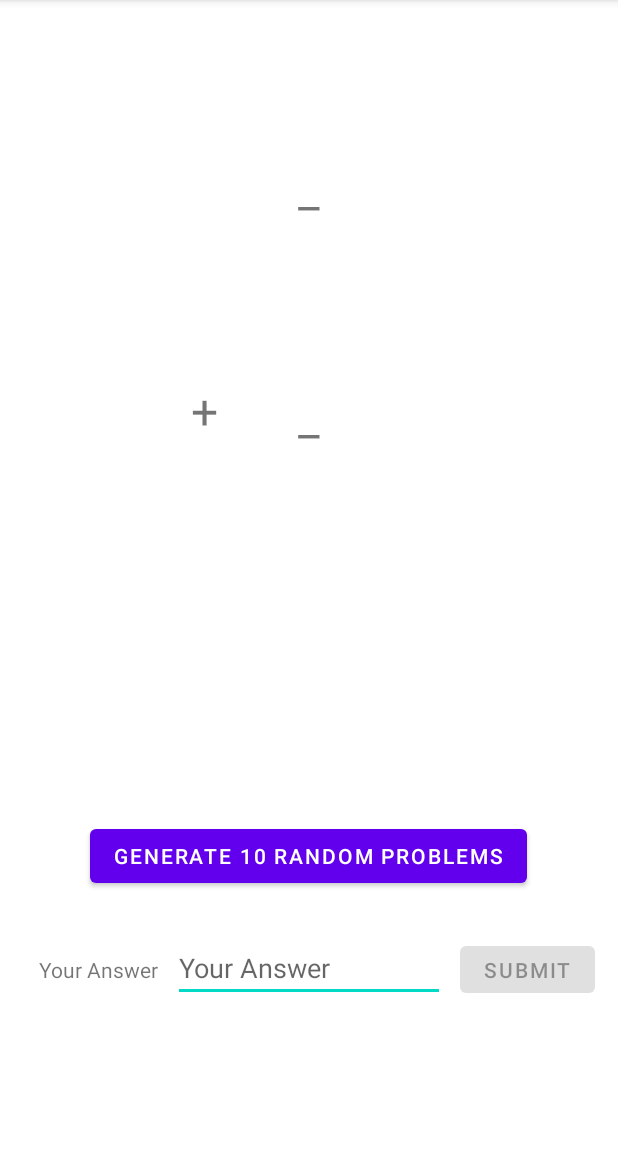
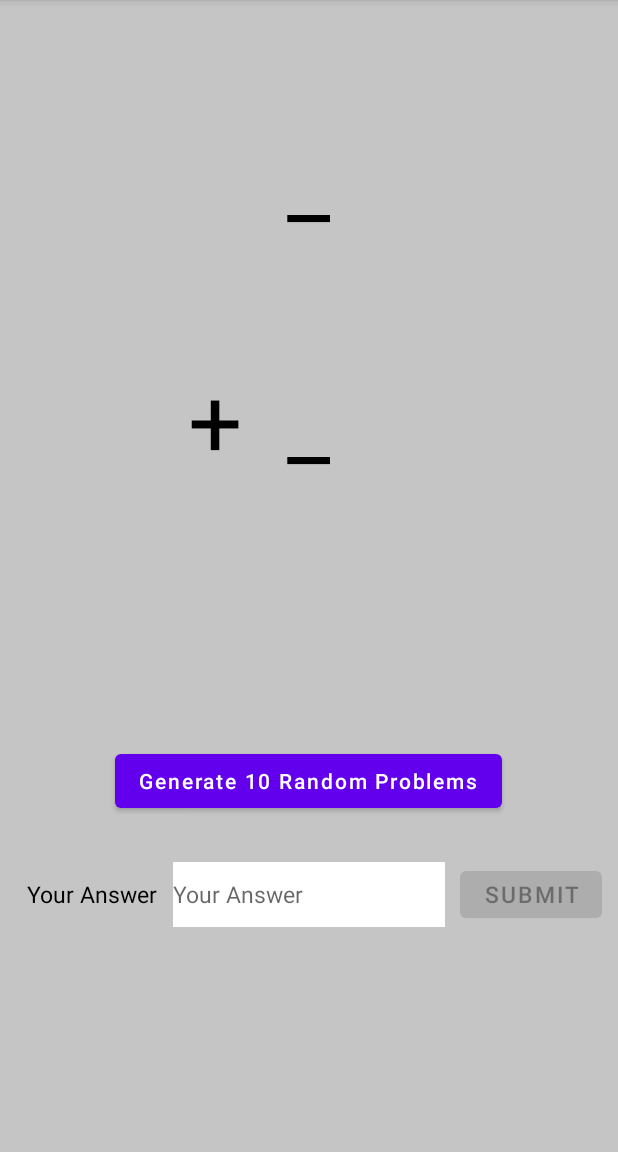
Before and after one commit to kszhao552/Flashcards, an Android app: the MainActivity screen opened directly, with no data from a screen before it, on a phone screen of 412 x 824 dp, the part 84-1236 px from its top. Run offline under Robolectric (Android 15) with nearby library versions, the phone set to English and light mode, and no system bars.

Commit message:
update theme

```diff
--- a/app/src/main/res/layout/activity_main.xml
+++ b/app/src/main/res/layout/activity_main.xml
@@ -27,12 +27,11 @@
         style="@style/edit_answer_style"
         android:layout_width="181dp"
         android:layout_height="43dp"
+        android:layout_alignParentBottom="true"
         android:layout_centerHorizontal="true"
         android:layout_marginHorizontal="10dp"
         android:layout_marginTop="30dp"
-        android:layout_marginBottom="100dp"
-        android:layout_alignParentBottom="true"
-        />
+        android:layout_marginBottom="150dp" />
 
     <TextView
         style="@style/text_answer_style"
@@ -45,32 +44,32 @@
 
     <TextView
         android:id="@+id/num1_name"
-        android:layout_width="61dp"
-        android:layout_height="52dp"
+        android:layout_width="wrap_content"
+        android:layout_height="wrap_content"
         android:layout_centerHorizontal="true"
-        android:layout_marginVertical="100dp"
+        android:layout_marginVertical="75dp"
         android:gravity="center"
         android:text="_"
-        android:textSize="32dp" />
+        android:textSize="64dp" />
 
     <TextView
         android:id="@+id/num2_name"
-        android:layout_width="61dp"
-        android:layout_height="52dp"
+        android:layout_width="wrap_content"
+        android:layout_height="wrap_content"
         android:layout_below="@id/num1_name"
         android:layout_centerHorizontal="true"
         android:layout_marginHorizontal="30dp"
         android:gravity="center"
         android:text="_"
-        android:textSize="32dp" />
+        android:textSize="64dp" />
 
     <TextView
         android:id="@+id/operand_name"
         android:layout_width="wrap_content"
         android:layout_height="wrap_content"
+        android:layout_below="@id/num1_name"
+        android:layout_toLeftOf="@id/num2_name"
         android:text="+"
-        android:textSize="32dp"
-        android:layout_toLeftOf="@id/num2_name"
-        android:layout_below="@id/num1_name"/>
+        android:textSize="64dp" />
 
 </RelativeLayout>
--- a/app/src/main/res/values/colors.xml
+++ b/app/src/main/res/values/colors.xml
@@ -7,4 +7,5 @@
     <color name="teal_700">#FF018786</color>
     <color name="black">#FF000000</color>
     <color name="white">#FFFFFFFF</color>
+    <color name="light_grey">#C5C5C5</color>
 </resources>
--- a/app/src/main/res/values/strings.xml
+++ b/app/src/main/res/values/strings.xml
@@ -1,7 +1,7 @@
 <resources>
     <string name="app_name">Flashcard</string>
     <string name="generate_string">Generate 10 Random Problems</string>
-    <string name="submit_string">Submit</string>
+    <string name="submit_string">SUBMIT</string>
     <string name="answer_string">Your Answer</string>
     <string name="user_string">User</string>
     <string name="pass_string">Pass</string>
--- a/app/src/main/res/values/themes.xml
+++ b/app/src/main/res/values/themes.xml
@@ -12,6 +12,9 @@
         <!-- Status bar color. -->
         <item name="android:statusBarColor" tools:targetApi="l">?attr/colorPrimaryVariant</item>
         <!-- Customize your theme here. -->
+        <item name="android:textAllCaps">false</item>
+        <item name="android:textColor">@color/black</item>
+        <item name="android:colorBackground">@color/light_grey</item>
     </style>
 
     <style name="wrap">
@@ -19,7 +22,14 @@
         <item name="android:layout_width">wrap_content</item>
     </style>
 
+    <style name="submission">
+        <item name="android:layout_width">wrap_content</item>
+        <item name="android:layout_height">8dp</item>
+        <item name="android:textSize">15dp</item>
+    </style>
+
     <style name="login_text">
+        <item name="android:textStyle">bold</item>
         <item name="android:height">40dp</item>
         <item name="android:width">80dp</item>
         <item name="android:textSize">30dp</item>
@@ -32,7 +42,7 @@
         <item name="android:imeOptions">actionNext</item>
     </style>
 
-    <style name="submit_style" parent="wrap">
+    <style name="submit_style" parent="submission">
         <item name="android:text">@string/submit_string</item>
         <item name="android:enabled">false</item>
     </style>
@@ -41,12 +51,15 @@
         <item name="android:text">@string/generate_string</item>
     </style>
 
-    <style name="edit_answer_style">
+    <style name="edit_answer_style" parent="submission">
         <item name="android:hint">@string/answer_string</item>
         <item name="android:inputType">number</item>
+        <item name="android:background">@color/white</item>
+        <item name="android:imeOptions">actionNext</item>
+        <item name="android:maxLines">1</item>
     </style>
 
-    <style name="text_answer_style" parent="wrap">
+    <style name="text_answer_style" parent="submission">
         <item name="android:text">@string/answer_string</item>
     </style>
 
@@ -67,6 +80,7 @@
     </style>
 
     <style name="simple_style">
+        <item name="android:textStyle">bold</item>
         <item name="android:text">@string/simple_string</item>
         <item name="android:textSize">60dp</item>
         <item name="android:height">150dp</item>
```
Also changed, not shown: app/src/main/java/com/example/flashcard/MainActivity.java (line endings or trailing spaces).
